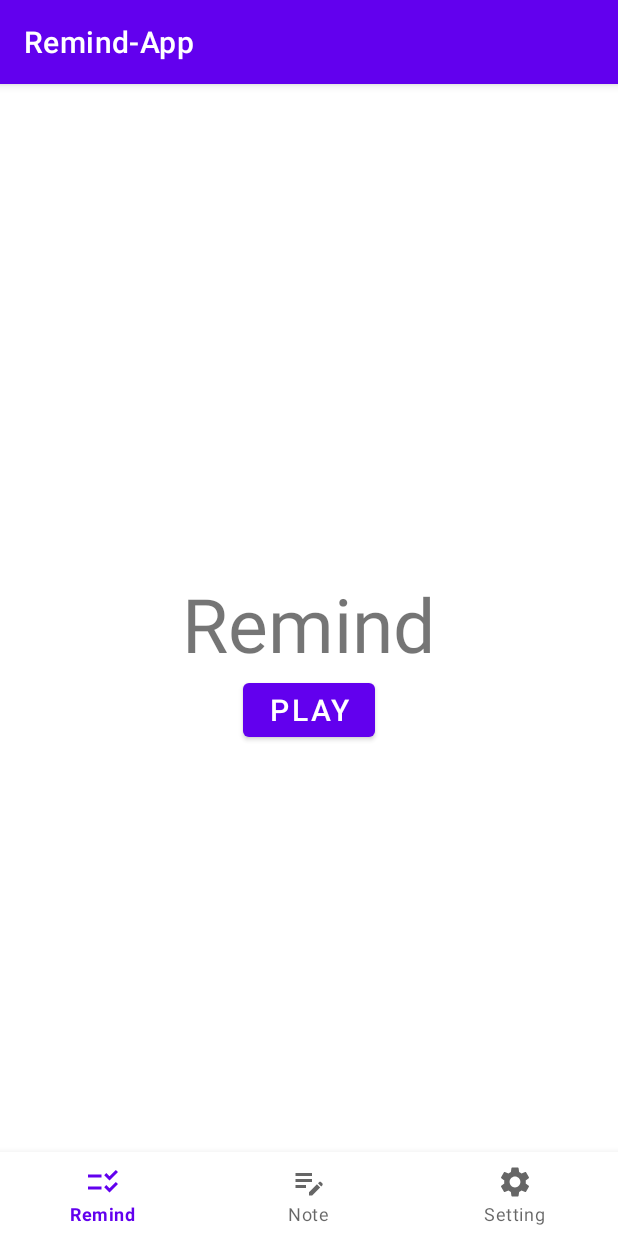
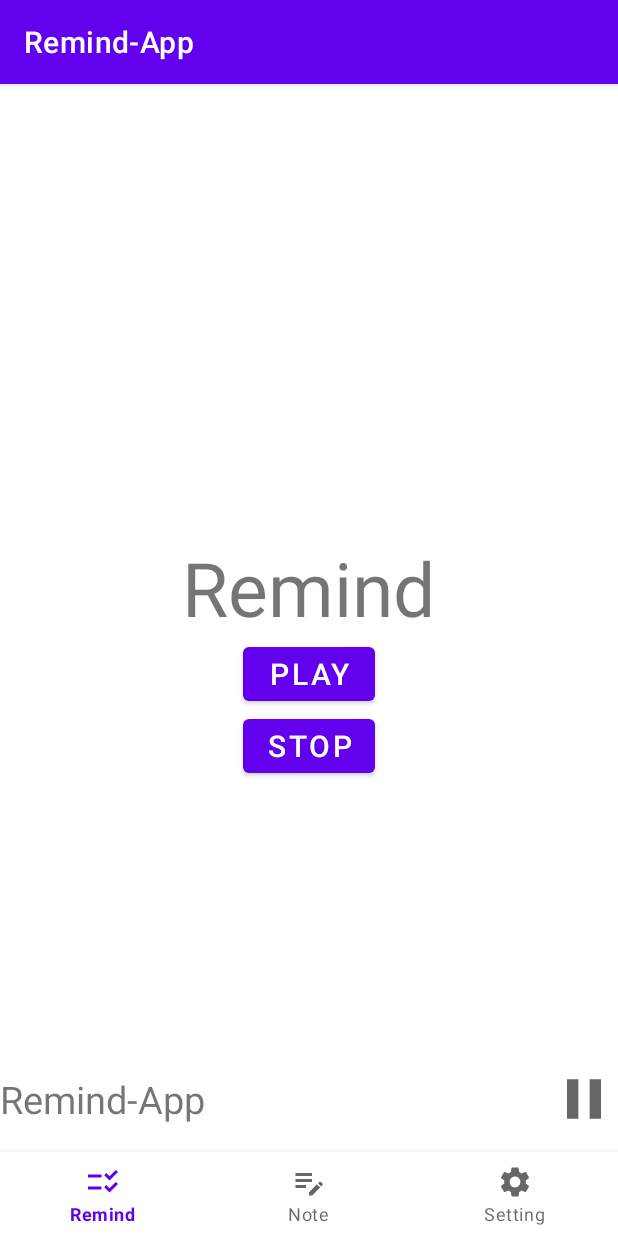
Before and after one commit to hlongpt1999/Remind_App, an Android app: the screen it shows after launch (MainActivity), after a tap on "PLAY", on a phone screen of 412 x 824 dp. Run offline under Robolectric (Android 15) with nearby library versions, the phone set to English and light mode, and no system bars; 2 statements that could not run were skipped.

Commit message:
play music

```diff
--- a/app/src/main/AndroidManifest.xml
+++ b/app/src/main/AndroidManifest.xml
@@ -12,6 +12,8 @@
         android:roundIcon="@mipmap/ic_launcher_round"
         android:supportsRtl="true"
         android:theme="@style/Theme.Remind_App">
+
+        <service android:name=".Service.MyService"/>
         <activity android:name=".Activity3"></activity>
         <activity android:name=".MainActivity2" />
         <activity android:name=".MainActivity">
--- a/app/src/main/java/com/example/remind_app/Fragment_Remind.java
+++ b/app/src/main/java/com/example/remind_app/Fragment_Remind.java
@@ -1,15 +1,21 @@
 package com.example.remind_app;
 
 import android.app.Notification;
+import android.content.ComponentName;
 import android.content.Context;
+import android.content.Intent;
+import android.content.ServiceConnection;
 import android.media.MediaPlayer;
 import android.os.Bundle;
+import android.os.IBinder;
 import android.support.v4.media.session.MediaSessionCompat;
 import android.util.Log;
 import android.view.LayoutInflater;
 import android.view.View;
 import android.view.ViewGroup;
 import android.widget.Button;
+import android.widget.ImageView;
+import android.widget.RelativeLayout;
 import android.widget.TextView;
 
 import androidx.annotation.NonNull;
@@ -18,23 +24,25 @@ import androidx.core.app.NotificationCompat;
 import androidx.core.app.NotificationManagerCompat;
 import androidx.fragment.app.Fragment;
 
+import com.example.remind_app.Service.MyService;
+
 import static com.example.remind_app.Service.MyApplication.CHANNEL_ID;
 
 public class Fragment_Remind extends Fragment {
     MediaPlayer mp;
-    TextView text_remind;
-    Button btnPlay;
-    int i;
-    int lenght;
+    TextView text_remind, txtMusicName;
+    Button btnPlay, btnStop;
+    RelativeLayout layoutMusic;
+    ImageView imgPlayMusic;
 
     @Nullable
     @Override
     public View onCreateView(@NonNull LayoutInflater inflater, @Nullable ViewGroup container, @Nullable Bundle savedInstanceState) {
         View view = inflater.inflate(R.layout.fragment_remind, container, false);
         anhxa(view);//Ánh xạ các thành phần của layout.
-
-        i=0;
         BUTTON_PLAY();
+        BUTTON_STOP();
+        BUTTON_MUSIC();
         String string = getResources().getString(R.string.title_remind);
         text_remind.setText(string);
         return view;
@@ -43,21 +51,43 @@ public class Fragment_Remind extends Fragment {
     void anhxa(View view){
         text_remind = view.findViewById(R.id.text_remind);
         btnPlay = view.findViewById(R.id.btnPlay);
+        btnStop = view.findViewById(R.id.btnStop);
+        layoutMusic = view.findViewById(R.id.layoutMusic);
+        txtMusicName = view.findViewById(R.id.txtMusicName);
+        imgPlayMusic = view.findViewById(R.id.imgPlayMusic);
     }
 
     void BUTTON_PLAY(){
         btnPlay.setOnClickListener(new View.OnClickListener() {
             @Override
             public void onClick(View view) {
-                sendNotificationMedia();
-                if (i==0){
-                    mp.pause();
-                    lenght=mp.getCurrentPosition();
-                    i++;
-                } else {
-                    mp.seekTo(lenght);
-                    mp.start();
-                    i=0;
+//                sendNotificationMedia();
+                    appStartService();
+                }
+        });
+    }
+
+    void BUTTON_STOP(){
+        btnStop.setOnClickListener(new View.OnClickListener() {
+            @Override
+            public void onClick(View view) {
+                myService.pauseMusic();
+                appStopService();
+            }
+        });
+    }
+
+    void BUTTON_MUSIC(){
+        imgPlayMusic.setOnClickListener(new View.OnClickListener() {
+            @Override
+            public void onClick(View view) {
+                if (myService.isPlaying()){
+                    imgPlayMusic.setImageResource(R.drawable.icon_play);
+                    myService.pauseMusic();
+                }
+                else {
+                    imgPlayMusic.setImageResource(R.drawable.icon_pause);
+                    myService.resumeMusic();
                 }
             }
         });
@@ -83,15 +113,75 @@ public class Fragment_Remind extends Fragment {
     }
 
 
+    public static final String CHANNEL_ID = "CHANNEL_MUSIC" ;
+    private MyService myService;
+    private Boolean isServiceConnected;
+
+    private ServiceConnection mServiceConnection = new ServiceConnection() {
+        @Override
+        public void onServiceConnected(ComponentName componentName, IBinder iBinder) {
+            MyService.MyBinder myBinder = (MyService.MyBinder) iBinder;
+            myService = myBinder.getMyService();
+            isServiceConnected = true;
+
+            handleLayoutMusic();
+        }
+
+        @Override
+        public void onServiceDisconnected(ComponentName componentName) {
+            myService=null;
+            isServiceConnected=false;
+        }
+    };
+
+    private void appStartService(){
+        Intent intent = new Intent(getActivity(), MyService.class);
+        Song song = new Song("Music", R.raw.app);
+        Bundle bundle = new Bundle();
+        bundle.putSerializable("1Song",song);
+        intent.putExtras(bundle);
+        getActivity().startService(intent);
+
+        getActivity().bindService(intent, mServiceConnection, Context.BIND_AUTO_CREATE);
+    }
+
+    private void appStopService(){
+        Intent intent = new Intent(getActivity(), MyService.class);
+        getActivity().stopService(intent);
+        if (isServiceConnected){
+            getActivity().unbindService(mServiceConnection);
+            isServiceConnected =false;
+        }
+    }
+
+
+    private void handleLayoutMusic(){
+        layoutMusic.setVisibility(View.VISIBLE);
+        txtMusicName.setText(myService.getmSong().getName());
+    }
+
+    private void setStatusMusic(){
+        if (myService==null){
+            return;
+        }
+
+        if (myService.isPlaying()){
+
+        }else {
+
+        }
+    }
+
     @Override
     public void onCreate(Bundle savedInstanceState) {
         super.onCreate(savedInstanceState);
         Log.d("Fragment 1", "onCreate");
-        mp = MediaPlayer.create(getActivity(), R.raw.app);
-        mp.setLooping(true);
-        mp.setVolume(80, 80);
-        mp.start();
+//        mp = MediaPlayer.create(getActivity(), R.raw.app);
+//        mp.setLooping(true);
+//        mp.setVolume(80, 80);
+//        mp.start();
     }
+
 
     @Override
     public void onAttach(@NonNull Context context) {
--- /dev/null
+++ b/app/src/main/java/com/example/remind_app/Song.java
@@ -0,0 +1,29 @@
+package com.example.remind_app;
+
+import java.io.Serializable;
+
+public class Song implements Serializable {
+    private String name;
+    private int resoure;
+
+    public Song(String name, int resoure) {
+        this.name = name;
+        this.resoure = resoure;
+    }
+
+    public String getName() {
+        return name;
+    }
+
+    public void setName(String name) {
+        this.name = name;
+    }
+
+    public int getResoure() {
+        return resoure;
+    }
+
+    public void setResoure(int resoure) {
+        this.resoure = resoure;
+    }
+}
--- a/app/src/main/res/layout/fragment_remind.xml
+++ b/app/src/main/res/layout/fragment_remind.xml
@@ -1,9 +1,17 @@
 <?xml version="1.0" encoding="utf-8"?>
-<LinearLayout
-    xmlns:android="http://schemas.android.com/apk/res/android" android:layout_width="match_parent"
+<RelativeLayout
+    xmlns:android="http://schemas.android.com/apk/res/android"
+    xmlns:tools="http://schemas.android.com/tools"
+    android:layout_width="match_parent"
     android:layout_height="match_parent"
     android:orientation="vertical"
     android:gravity="center">
+
+    <LinearLayout
+        android:layout_width="match_parent"
+        android:layout_height="match_parent"
+        android:orientation="vertical"
+        android:gravity="center">
 
     <TextView
         android:id="@+id/text_remind"
@@ -19,6 +27,40 @@
         android:text="@string/button_play"
         android:textSize="@dimen/button_text"
         android:layout_width="wrap_content"
-        android:layout_height="wrap_content"/>
+        android:layout_height="wrap_content" />
 
-</LinearLayout>
+        <Button
+            android:id="@+id/btnStop"
+            android:text="@string/button_stop"
+            android:textSize="@dimen/button_text"
+            android:layout_width="wrap_content"
+            android:layout_height="wrap_content" />
+    </LinearLayout>
+
+    <RelativeLayout
+        android:id="@+id/layoutMusic"
+        android:layout_width="match_parent"
+        android:layout_height="@dimen/height_high"
+        android:layout_alignParentBottom="true">
+
+        <TextView
+            android:id="@+id/txtMusicName"
+            android:text="@string/app_name"
+            android:textSize="@dimen/medium_text"
+            android:layout_width="match_parent"
+            android:layout_height="wrap_content"
+            android:layout_toStartOf="@id/imgPlayMusic"
+            android:layout_marginEnd="10dp"
+            android:layout_centerVertical="true"/>
+
+        <ImageView
+            android:id="@+id/imgPlayMusic"
+            android:layout_width="@dimen/height_medium"
+            android:layout_height="@dimen/height_medium"
+            android:layout_centerVertical="true"
+            android:layout_alignParentEnd="true"
+            android:src="@drawable/icon_pause"/>
+
+
+    </RelativeLayout>
+</RelativeLayout>
--- a/app/src/main/res/values/dimens.xml
+++ b/app/src/main/res/values/dimens.xml
@@ -6,5 +6,7 @@
     <dimen name="title_text">35sp</dimen>
     <dimen name="padding">10dp</dimen>
     <dimen name="button_text">20dp</dimen>
-
+    <dimen name="height_short">20dp</dimen>
+    <dimen name="height_medium">45dp</dimen>
+    <dimen name="height_high">70dp</dimen>
 </resources>
--- a/app/src/main/res/values/strings.xml
+++ b/app/src/main/res/values/strings.xml
@@ -6,6 +6,7 @@
     <string name="button_note">Note</string>
     <string name="button_move">Move</string>
     <string name="button_play">Play</string>
+    <string name="button_stop">Stop</string>
 
 
 </resources>
```
Also changed, not shown: app/src/main/java/com/example/remind_app/Service/MyApplication.java (+50 -4 lines), app/src/main/java/com/example/remind_app/Service/MyService.java (added, +127 -0 lines), 1 other file.
